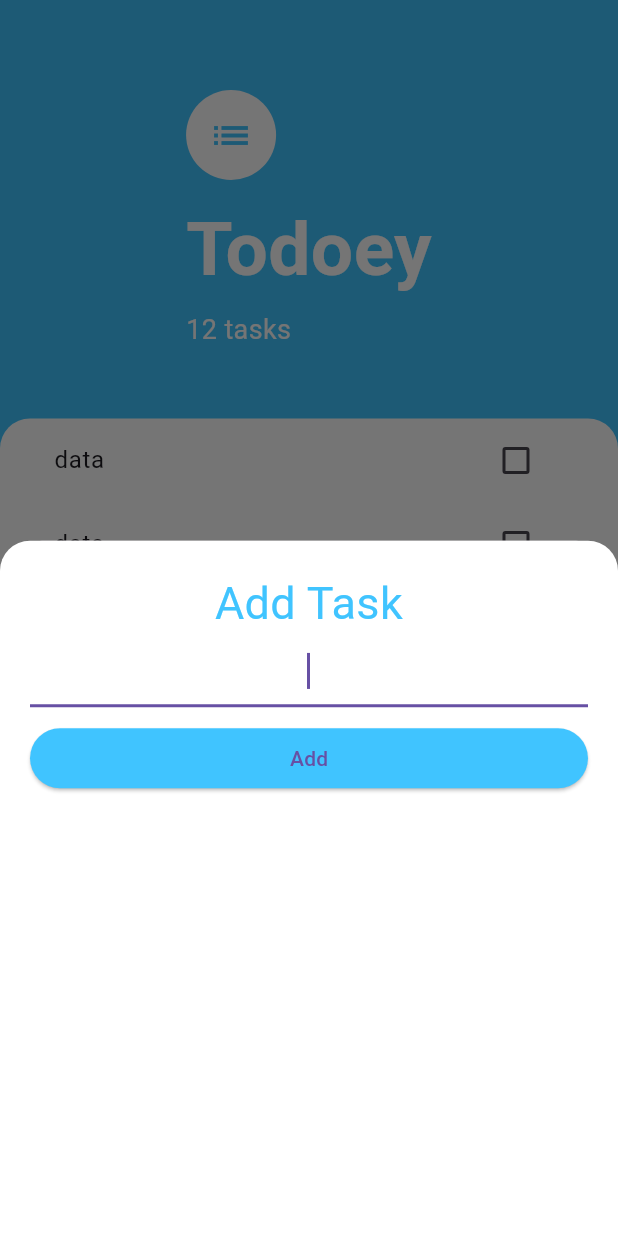
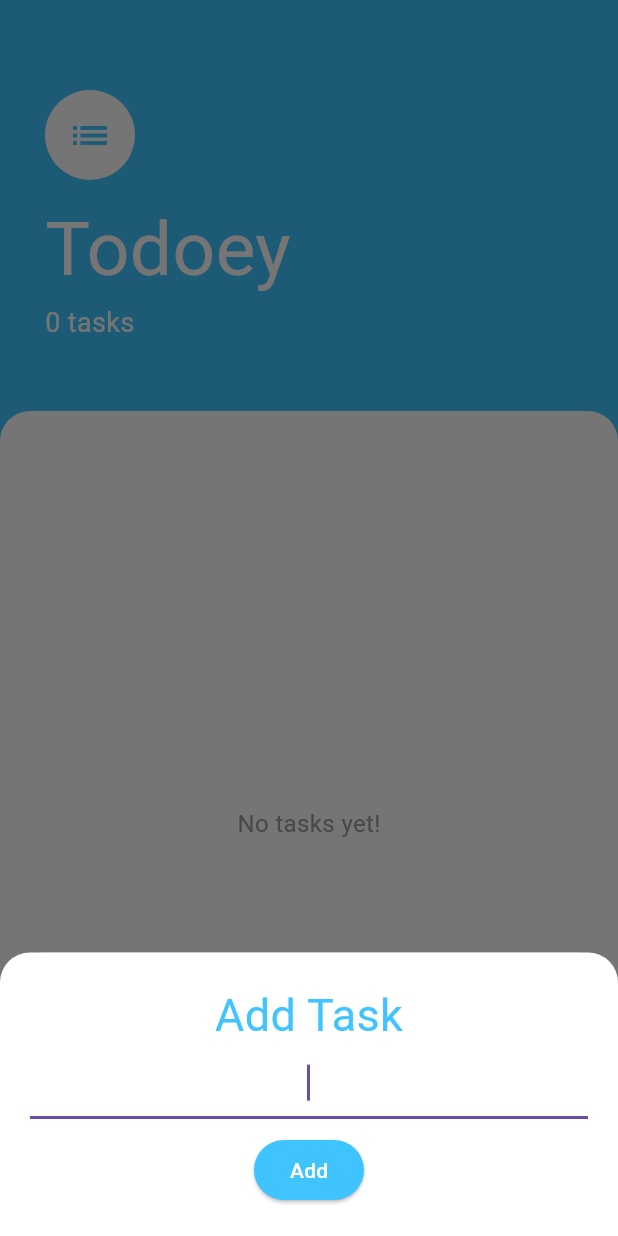
Before and after one commit to HalemaGlobant/to-do-list, a Flutter app: the TasksScreen screen opened directly, after a tap on the "add" icon, on a phone screen of 412 x 824 dp. Run offline on Flutter 3.47's test engine with Material 3 defaults, Android fonts, the phone set to English and light mode, and no system bars; our stand-ins replace bloc, dio, equatable, flutter_bloc, retrofit; generated files the repository leaves out were written again; network calls fail.

Commit message:
Refactor: Tasks screens

```diff
--- /dev/null
+++ b/devtools_options.yaml
@@ -0,0 +1,3 @@
+description: This file stores settings for Dart & Flutter DevTools.
+documentation: https://docs.flutter.dev/tools/devtools/extensions#configure-extension-enablement-states
+extensions:
--- /dev/null
+++ b/lib/models/task/tasks_model.dart
@@ -0,0 +1,10 @@
+class Task {
+  final String title;
+  final bool isDone;
+
+  Task({required this.title, this.isDone = false});
+
+  Task copyWith({String? title, bool? isDone}) {
+    return Task(title: title ?? this.title, isDone: isDone ?? this.isDone);
+  }
+}
--- a/lib/screens/add_task_screen.dart
+++ b/lib/screens/add_task_screen.dart
@@ -1,7 +1,17 @@
 import 'package:flutter/material.dart';
+import 'package:flutter_bloc/flutter_bloc.dart';
+import 'package:todoey/tasks/create_task_bloc/create_task_bloc.dart';
+import 'package:todoey/tasks/create_task_bloc/create_task_event.dart';
 
-class AddTaskScreen extends StatelessWidget {
+class AddTaskScreen extends StatefulWidget {
   const AddTaskScreen({super.key});
+
+  @override
+  State<AddTaskScreen> createState() => _AddTaskScreenState();
+}
+
+class _AddTaskScreenState extends State<AddTaskScreen> {
+  final controller = TextEditingController();
 
   @override
   Widget build(BuildContext context) {
@@ -11,33 +21,33 @@ class AddTaskScreen extends StatelessWidget {
         padding: const EdgeInsets.all(20),
         decoration: const BoxDecoration(
           color: Colors.white,
-          borderRadius: BorderRadius.only(
-            topLeft: Radius.circular(20),
-            topRight: Radius.circular(20),
-          ),
+          borderRadius: BorderRadius.vertical(top: Radius.circular(20)),
         ),
         child: Column(
-          crossAxisAlignment: CrossAxisAlignment.stretch,
-          children: <Widget>[
-            Text(
+          mainAxisSize: MainAxisSize.min,
+          children: [
+            const Text(
               'Add Task',
-              textAlign: TextAlign.center,
               style: TextStyle(fontSize: 30, color: Colors.lightBlueAccent),
             ),
             TextField(
+              controller: controller,
               autofocus: true,
               textAlign: TextAlign.center,
-              onChanged: (newText) {},
             ),
             const SizedBox(height: 10),
             ElevatedButton(
               onPressed: () {
-                Navigator.pop(context);
+                final text = controller.text.trim();
+                if (text.isNotEmpty) {
+                  context.read<TaskBloc>().add(AddTaskEvent(text));
+                  Navigator.pop(context);
+                }
               },
               style: ElevatedButton.styleFrom(
                 backgroundColor: Colors.lightBlueAccent,
               ),
-              child: const Text('Add'),
+              child: const Text('Add', style: TextStyle(color: Colors.white)),
             ),
           ],
         ),
--- a/lib/screens/tasks_screen.dart
+++ b/lib/screens/tasks_screen.dart
@@ -1,25 +1,15 @@
 import 'package:flutter/material.dart';
+import 'package:flutter_bloc/flutter_bloc.dart';
 import 'package:todoey/screens/add_task_screen.dart';
-import 'package:todoey/service/calendar/holiday_assets.dart';
-import 'package:todoey/widgets/holiday_banner/get_holiday_assets.dart';
-import 'package:todoey/widgets/holiday_banner/holiday_banner_screen.dart';
-import 'package:todoey/widgets/tasks_list.dart';
+import 'package:todoey/tasks/create_task_bloc/create_task_bloc.dart';
+import 'package:todoey/tasks/create_task_bloc/create_task_state.dart';
+import 'package:todoey/widgets/holiday_widgets/holiday_assets/bloc/calandar_bloc.dart';
+import 'package:todoey/widgets/holiday_widgets/holiday_assets/bloc/calendar_state.dart';
+import 'package:todoey/widgets/holiday_widgets/holiday_banner/holiday_banner_screen.dart';
+import 'package:todoey/widgets/tasks_widgets/tasks_list.dart';
 
-class TasksScreen extends StatefulWidget {
+class TasksScreen extends StatelessWidget {
   const TasksScreen({super.key});
-
-  @override
-  State<TasksScreen> createState() => _TasksScreenState();
-}
-
-class _TasksScreenState extends State<TasksScreen> {
-  Future<HolidayAssets?>? _holidayFuture;
-
-  @override
-  void initState() {
-    super.initState();
-    _holidayFuture = getTodayHolidayAssets();
-  }
 
   @override
   Widget build(BuildContext context) {
@@ -31,13 +21,35 @@ class _TasksScreenState extends State<TasksScreen> {
         onPressed: () {
           showModalBottomSheet(
             context: context,
-            builder: (context) => AddTaskScreen(),
+            isScrollControlled: true,
+            builder: (_) => const AddTaskScreen(),
           );
         },
       ),
       body: Column(
+        crossAxisAlignment: CrossAxisAlignment.start,
         children: [
-          Container(
+          _buildHeader(context),
+          Expanded(
+            child: Container(
+              padding: const EdgeInsets.symmetric(horizontal: 20.0),
+              decoration: const BoxDecoration(
+                color: Colors.white,
+                borderRadius: BorderRadius.only(
+                  topLeft: Radius.circular(20),
+                  topRight: Radius.circular(20),
+                ),
+              ),
+              child: const TasksList(),
+            ),
+          ),
+        ],
+      ),
+    );
+  }
+
+  Widget _buildHeader(BuildContext context) {
+    return Container(
       padding: const EdgeInsets.fromLTRB(30, 60, 30, 30),
       child: Column(
         crossAxisAlignment: CrossAxisAlignment.start,
@@ -45,58 +57,33 @@ class _TasksScreenState extends State<TasksScreen> {
           const CircleAvatar(
             backgroundColor: Colors.white,
             radius: 30.0,
-                  child: Icon(
-                    Icons.list,
-                    size: 30.0,
-                    color: Colors.lightBlueAccent,
-                  ),
+            child: Icon(Icons.list, size: 30.0, color: Colors.lightBlueAccent),
           ),
           const SizedBox(height: 10),
           const Text(
             'Todoey',
-                  style: TextStyle(
-                    color: Colors.white,
-                    fontSize: 50.0,
-                    fontWeight: FontWeight.w700,
+            style: TextStyle(fontSize: 50, color: Colors.white),
           ),
-                ),
-                const SizedBox(height: 5),
-                const Text(
-                  '12 tasks',
-                  style: TextStyle(color: Colors.white, fontSize: 18),
+          BlocBuilder<TaskBloc, TaskState>(
+            builder: (context, state) {
+              final count = (state is TaskLoaded) ? state.tasks.length : 0;
+              return Text(
+                '$count tasks',
+                style: const TextStyle(color: Colors.white, fontSize: 18),
+              );
+            },
           ),
           const SizedBox(height: 16),
-                FutureBuilder<HolidayAssets?>(
-                  future: _holidayFuture,
-                  builder: (context, snapshot) {
-                    if (snapshot.connectionState == ConnectionState.waiting) {
-                      return const SizedBox();
-                    } else if (snapshot.hasData && snapshot.data != null) {
+          BlocBuilder<CalendarBloc, CalendarState>(
+            builder: (context, state) {
+              if (state is CalendarLoaded) {
                 return HolidayBanner(
-                        imagePath: snapshot.data!.imagePath,
-                        message: snapshot.data!.announcement,
+                  imagePath: state.assets.imagePath,
+                  message: state.assets.announcement,
                 );
-                    } else {
-                      return const SizedBox();
               }
+              return const SizedBox.shrink();
             },
-                ),
-              ],
-            ),
-          ),
-
-          Expanded(
-            child: Container(
-              padding: const EdgeInsets.symmetric(horizontal: 20),
-              decoration: const BoxDecoration(
-                color: Colors.white,
-                borderRadius: BorderRadius.only(
-                  topLeft: Radius.circular(20.0),
-                  topRight: Radius.circular(20.0),
-                ),
-              ),
-              child: TasksList(),
-            ),
           ),
         ],
       ),
--- a/lib/service/calendar/calendarific_api_service.dart
+++ b/lib/service/calendar/calendarific_api_service.dart
@@ -1,6 +1,6 @@
 import 'package:dio/dio.dart';
 import 'package:retrofit/http.dart';
-import 'package:todoey/models/calendar_model.dart';
+import 'package:todoey/models/holiday/calendar_model.dart';
 
 part 'calendarific_api_service.g.dart';
 
--- /dev/null
+++ b/lib/tasks/create_task_bloc/create_task_bloc.dart
@@ -0,0 +1,27 @@
+import 'package:flutter_bloc/flutter_bloc.dart';
+import 'package:todoey/models/task/tasks_model.dart';
+import 'package:todoey/tasks/create_task_bloc/create_task_event.dart';
+import 'package:todoey/tasks/create_task_bloc/create_task_state.dart';
+
+class TaskBloc extends Bloc<TaskEvent, TaskState> {
+  TaskBloc() : super(TaskLoaded([])) {
+    on<AddTaskEvent>((event, emit) {
+      final state = this.state;
+      if (state is TaskLoaded) {
+        final updatedTasks = List<Task>.from(state.tasks)
+          ..add(Task(title: event.taskTitle));
+        emit(TaskLoaded(updatedTasks));
+      }
+    });
+
+    on<ToggleTaskEvent>((event, emit) {
+      final state = this.state;
+      if (state is TaskLoaded) {
+        final updatedTasks = List<Task>.from(state.tasks);
+        final task = updatedTasks[event.index];
+        updatedTasks[event.index] = task.copyWith(isDone: !task.isDone);
+        emit(TaskLoaded(updatedTasks));
+      }
+    });
+  }
+}
--- /dev/null
+++ b/lib/tasks/create_task_bloc/create_task_event.dart
@@ -0,0 +1,24 @@
+import 'package:equatable/equatable.dart';
+
+abstract class TaskEvent extends Equatable {
+  @override
+  List<Object?> get props => [];
+}
+
+class AddTaskEvent extends TaskEvent {
+  final String taskTitle;
+
+  AddTaskEvent(this.taskTitle);
+
+  @override
+  List<Object?> get props => [taskTitle];
+}
+
+class ToggleTaskEvent extends TaskEvent {
+  final int index;
+
+  ToggleTaskEvent(this.index);
+
+  @override
+  List<Object?> get props => [index];
+}
--- /dev/null
+++ b/lib/tasks/create_task_bloc/create_task_state.dart
@@ -0,0 +1,16 @@
+import 'package:equatable/equatable.dart';
+import 'package:todoey/models/task/tasks_model.dart';
+
+abstract class TaskState extends Equatable {
+  @override
+  List<Object?> get props => [];
+}
+
+class TaskLoaded extends TaskState {
+  final List<Task> tasks;
+
+  TaskLoaded(this.tasks);
+
+  @override
+  List<Object?> get props => [tasks];
+}
--- a/lib/widgets/holiday_banner/get_holiday_assets.dart
+++ /dev/null
@@ -1,38 +0,0 @@
-import 'package:dio/dio.dart';
-import 'package:todoey/models/calendar_model.dart';
-import 'package:todoey/service/calendar/calendarific_api_service.dart';
-import 'package:todoey/service/calendar/holiday_assets.dart';
-
-Future<HolidayAssets?> getTodayHolidayAssets() async {
-  final today = DateTime.now();
-  final api = CalendarificApiService(Dio());
-
-  try {
-    final response = await api.getHolidays(
-      apiKey: '9gKLd6yqNfVGSW2eUhFEXeoD5qkkxKAn',
-      country: 'SA',
-      year: today.year,
-      month: today.month,
-      day: today.day,
-    );
-
-    Holiday? holiday;
-
-    try {
-      holiday = response.response.holidays.firstWhere((h) {
-        final date = DateTime.parse(h.date.iso);
-        return date.year == today.year &&
-            date.month == today.month &&
-            date.day == today.day;
-      });
-    } catch (e) {
-      holiday = null;
-    }
-
-    if (holiday != null && holidayAssets.containsKey(holiday.name)) {
-      return holidayAssets[holiday.name];
-    }
-  } catch (_) {}
-
-  return null;
-}
--- a/lib/service/calendar/holiday_assets.dart
+++ b/lib/widgets/holiday_widgets/holiday_assets/holiday_assets.dart
@@ -14,8 +14,8 @@ final Map<String, HolidayAssets> holidayAssets = {
     imagePath: 'assets/images/new_year.png',
     announcement: "🎉 Happy New Year!",
   ),
-  "Rosh Hashana": HolidayAssets(
+  "Revolution Day": HolidayAssets(
     imagePath: 'assets/images/Rosh-Hashanah.webp',
-    announcement: "Happy Rosh Hashana Day!",
+    announcement: "Happy Revolution Day!",
   ),
 };
--- a/lib/widgets/task_tile.dart
+++ /dev/null
@@ -1,46 +0,0 @@
-import 'package:flutter/material.dart';
-
-class TaskTile extends StatefulWidget {
-  const TaskTile({super.key});
-
-  @override
-  State<TaskTile> createState() => _TaskTileState();
-}
-
-class _TaskTileState extends State<TaskTile> {
-  bool isChecked = false;
-
-  void toggleCheckbox(bool? value) {
-    setState(() {
-      isChecked = value ?? false;
-    });
-  }
-
-  @override
-  Widget build(BuildContext context) {
-    return ListTile(
-      title: const Text("data"),
-      trailing: TaskCheckBox(isChecked: isChecked, onChanged: toggleCheckbox),
-    );
-  }
-}
-
-class TaskCheckBox extends StatelessWidget {
-  final bool isChecked;
-  final Function(bool?) onChanged;
-
-  const TaskCheckBox({
-    super.key,
-    required this.isChecked,
-    required this.onChanged,
-  });
-
-  @override
-  Widget build(BuildContext context) {
-    return Checkbox(
-      activeColor: Colors.lightBlueAccent,
-      value: isChecked,
-      onChanged: onChanged,
-    );
-  }
-}
--- a/lib/widgets/tasks_list.dart
+++ /dev/null
@@ -1,13 +0,0 @@
-import 'package:flutter/material.dart';
-import 'package:todoey/widgets/task_tile.dart';
-
-class TasksList extends StatelessWidget {
-  const TasksList({super.key});
-
-  @override
-  Widget build(BuildContext context) {
-    return ListView(
-      children: <Widget>[TaskTile(), TaskTile(), TaskTile(), TaskTile()],
-    );
-  }
-}
--- /dev/null
+++ b/lib/widgets/tasks_widgets/tasks_list.dart
@@ -0,0 +1,48 @@
+import 'package:flutter/material.dart';
+import 'package:flutter_bloc/flutter_bloc.dart';
+import 'package:todoey/tasks/create_task_bloc/create_task_state.dart';
+
+import 'package:todoey/widgets/tasks_widgets/task_tile.dart';
+import 'package:todoey/tasks/create_task_bloc/create_task_bloc.dart';
+
+import 'package:todoey/tasks/create_task_bloc/create_task_event.dart';
+
+class TasksList extends StatelessWidget {
+  const TasksList({super.key});
+
+  @override
+  Widget build(BuildContext context) {
+    return BlocBuilder<TaskBloc, TaskState>(
+      builder: (context, state) {
+        if (state is TaskLoaded) {
+          final tasks = state.tasks;
+
+          if (tasks.isEmpty) {
+            return const Center(
+              child: Text(
+                'No tasks yet!',
+                style: TextStyle(color: Colors.grey, fontSize: 16),
+              ),
+            );
+          }
+
+          return ListView.builder(
+            itemCount: tasks.length,
+            itemBuilder: (context, index) {
+              final task = tasks[index];
+              return TaskTile(
+                title: task.title,
+                isChecked: task.isDone,
+                onChanged: (value) {
+                  context.read<TaskBloc>().add(ToggleTaskEvent(index));
+                },
+              );
+            },
+          );
+        } else {
+          return const Center(child: CircularProgressIndicator());
+        }
+      },
+    );
+  }
+}
```
Also changed, not shown: lib/main.dart (+33 -3 lines), lib/widgets/tasks_widgets/task_tile.dart (added, +27 -0 lines), assets/images/Rosh-Hashanah.webp (added), lib/models/holiday/calendar_model.dart (renamed from lib/models/calendar_model.dart), lib/models/holiday/calendar_model.g.dart (renamed from lib/models/calendar_model.g.dart), lib/widgets/holiday_widgets/holiday_banner/holiday_banner_screen.dart (renamed from lib/widgets/holiday_banner/holiday_banner_screen.dart), pubspec.lock. Lines whose indentation alone changed are shown as unchanged.
